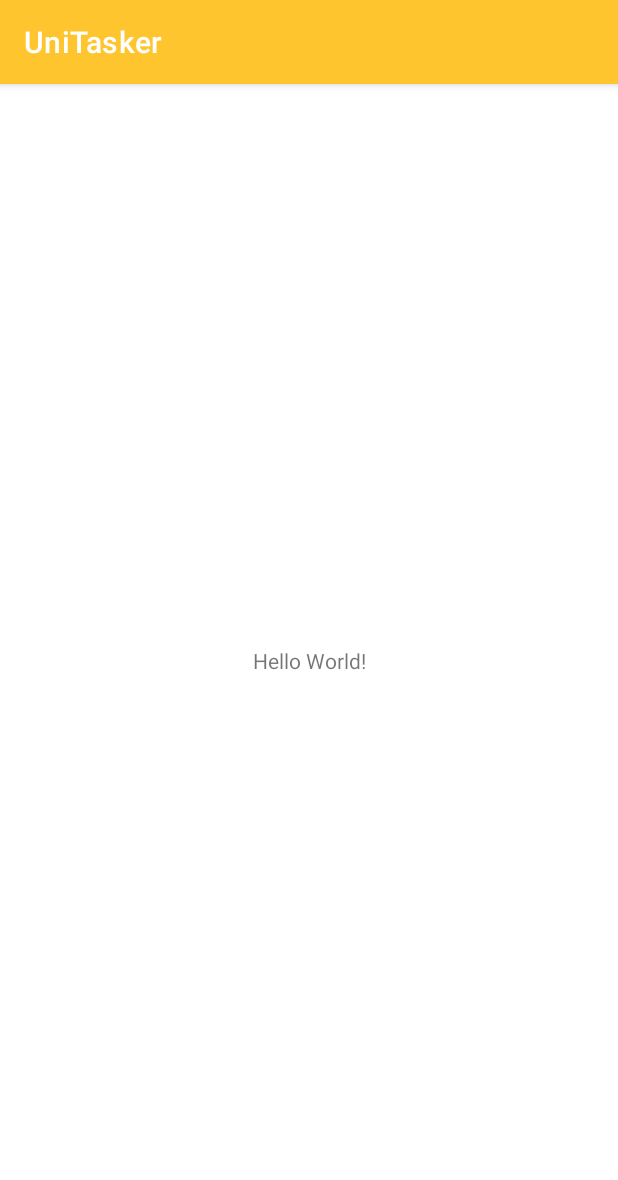
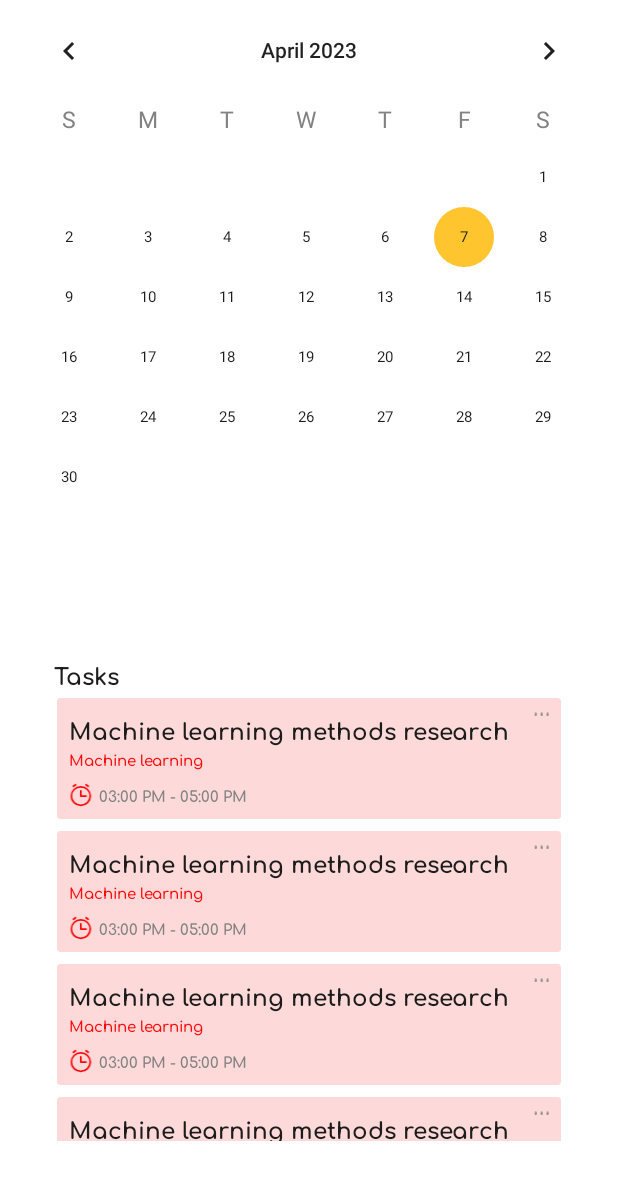
Before and after one commit to dfontalv20/UniTasker, an Android app: the screen it shows after launch (MainActivity), on a phone screen of 412 x 824 dp. Shown: the top 1180 px of the screen. Run offline under Robolectric (Android 15) with nearby library versions, the phone set to English and light mode, and no system bars.

Commit message:
feat: Added calendar view and task card component

```diff
--- /dev/null
+++ b/app/src/main/java/com/example/unitasker/TaskCard.kt
@@ -0,0 +1,19 @@
+package com.example.unitasker
+
+import android.content.Context
+import android.util.AttributeSet
+import android.view.LayoutInflater
+import android.widget.FrameLayout
+import androidx.annotation.StyleRes
+import androidx.cardview.widget.CardView
+
+class TaskCard @JvmOverloads constructor(
+    context: Context, attrs: AttributeSet? = null
+) :
+    CardView(context, attrs) {
+    init {
+        this.cardElevation = 0F
+        LayoutInflater.from(context)
+            .inflate(R.layout.task_card, this, true)
+    }
+}
--- /dev/null
+++ b/app/src/main/res/drawable/ic_more.xml
@@ -0,0 +1,27 @@
+<vector xmlns:android="http://schemas.android.com/apk/res/android"
+    android:width="24dp"
+    android:height="5dp"
+    android:viewportWidth="24"
+    android:viewportHeight="5">
+  <path
+      android:pathData="M21.761,3.581C22.198,3.581 22.552,3.227 22.552,2.79C22.552,2.354 22.198,2 21.761,2C21.325,2 20.971,2.354 20.971,2.79C20.971,3.227 21.325,3.581 21.761,3.581Z"
+      android:strokeLineJoin="round"
+      android:strokeWidth="2.37137"
+      android:fillColor="#000000"
+      android:strokeColor="#000000"
+      android:strokeLineCap="round"/>
+  <path
+      android:pathData="M12.276,3.581C12.712,3.581 13.066,3.227 13.066,2.79C13.066,2.354 12.712,2 12.276,2C11.839,2 11.486,2.354 11.486,2.79C11.486,3.227 11.839,3.581 12.276,3.581Z"
+      android:strokeLineJoin="round"
+      android:strokeWidth="2.37137"
+      android:fillColor="#000000"
+      android:strokeColor="#000000"
+      android:strokeLineCap="round"/>
+  <path
+      android:pathData="M2.79,3.581C3.227,3.581 3.581,3.227 3.581,2.79C3.581,2.354 3.227,2 2.79,2C2.354,2 2,2.354 2,2.79C2,3.227 2.354,3.581 2.79,3.581Z"
+      android:strokeLineJoin="round"
+      android:strokeWidth="2.37137"
+      android:fillColor="#000000"
+      android:strokeColor="#000000"
+      android:strokeLineCap="round"/>
+</vector>
--- a/app/src/main/res/layout/activity_main.xml
+++ b/app/src/main/res/layout/activity_main.xml
@@ -1,16 +1,71 @@
 <?xml version="1.0" encoding="utf-8"?>
-<androidx.constraintlayout.widget.ConstraintLayout xmlns:android="http://schemas.android.com/apk/res/android"
+<androidx.constraintlayout.widget.ConstraintLayout
+    xmlns:android="http://schemas.android.com/apk/res/android"
     xmlns:app="http://schemas.android.com/apk/res-auto"
     xmlns:tools="http://schemas.android.com/tools"
     android:layout_width="match_parent"
     android:layout_height="match_parent"
     tools:context=".MainActivity">
 
+
     <TextView
+        android:id="@+id/textView"
         android:layout_width="wrap_content"
         android:layout_height="wrap_content"
-        android:text="Hello World!"
+        android:layout_marginStart="36dp"
+        android:layout_marginBottom="4dp"
+        android:text="Tasks"
+        android:textAppearance="@style/heading"
+        app:layout_constraintBottom_toTopOf="@+id/scrollView2"
+        app:layout_constraintStart_toStartOf="parent" />
+
+    <ScrollView
+        android:id="@+id/scrollView2"
+        android:layout_width="336dp"
+        android:layout_height="295dp"
         app:layout_constraintBottom_toBottomOf="parent"
+        app:layout_constraintEnd_toEndOf="parent"
+        app:layout_constraintStart_toStartOf="parent"
+        app:layout_constraintTop_toTopOf="parent"
+        app:layout_constraintVertical_bias="0.88">
+
+        <LinearLayout
+            android:layout_width="match_parent"
+            android:layout_height="wrap_content"
+            android:orientation="vertical">
+
+            <com.example.unitasker.TaskCard
+                android:layout_width="match_parent"
+                android:layout_height="match_parent"
+                android:layout_marginBottom="8dp"/>
+
+            <com.example.unitasker.TaskCard
+                android:layout_width="match_parent"
+                android:layout_height="match_parent"
+                android:layout_marginBottom="8dp">
+
+            </com.example.unitasker.TaskCard>
+
+            <com.example.unitasker.TaskCard
+                android:layout_width="match_parent"
+                android:layout_height="match_parent"
+                android:layout_marginBottom="8dp">
+
+            </com.example.unitasker.TaskCard>
+
+            <com.example.unitasker.TaskCard
+                android:layout_width="match_parent"
+                android:layout_height="match_parent"
+                android:layout_marginBottom="8dp"/>
+        </LinearLayout>
+    </ScrollView>
+
+    <CalendarView
+        android:theme="@style/Theme.TasksCalendar"
+        android:weekDayTextAppearance="@style/Theme.UniTasker.TasksCalendar.WeekDayText"
+        android:dateTextAppearance="@style/Theme.UniTasker.TasksCalendar.DateText"
+        android:layout_width="0dp"
+        android:layout_height="wrap_content"
         app:layout_constraintEnd_toEndOf="parent"
         app:layout_constraintStart_toStartOf="parent"
         app:layout_constraintTop_toTopOf="parent" />
--- /dev/null
+++ b/app/src/main/res/layout/task_card.xml
@@ -0,0 +1,78 @@
+<androidx.cardview.widget.CardView
+    android:layout_width="match_parent"
+    xmlns:android="http://schemas.android.com/apk/res/android"
+    xmlns:card_view="http://schemas.android.com/apk/res-auto"
+    card_view:contentPadding="8dp"
+    card_view:cardUseCompatPadding="false"
+    android:layout_height="match_parent"
+    android:outlineProvider="none"
+    card_view:cardBackgroundColor="#FED9D9"
+    card_view:cardElevation="0dp"
+    card_view:cardMaxElevation="0dp"
+    >
+        <LinearLayout
+            android:layout_width="match_parent"
+            android:layout_height="wrap_content"
+            android:orientation="vertical">
+
+            <LinearLayout
+                android:layout_width="match_parent"
+                android:layout_height="wrap_content"
+                android:orientation="horizontal">
+
+                <LinearLayout
+                    android:layout_weight="1"
+                    android:layout_width="wrap_content"
+                    android:layout_height="wrap_content"
+                    android:layout_marginBottom="8dp"
+                    android:orientation="vertical">
+
+                    <TextView
+                        android:id="@+id/textView3"
+                        style="@style/heading"
+                        android:layout_width="wrap_content"
+                        android:layout_height="wrap_content"
+                        android:text="Machine learning methods research" />
+
+                    <TextView
+                        android:id="@+id/textView2"
+                        style="@style/label"
+                        android:layout_width="wrap_content"
+                        android:layout_height="wrap_content"
+                        android:text="Machine learning"
+                        android:textColor="#FE0A0A" />
+
+                </LinearLayout>
+
+                <ImageView
+                    android:layout_width="10dp"
+                    android:layout_height="wrap_content"
+                    android:src="@drawable/ic_more"
+                    card_view:tint="@color/secondary" />
+            </LinearLayout>
+
+            <LinearLayout
+                android:layout_width="match_parent"
+                android:layout_height="wrap_content"
+                android:orientation="horizontal">
+
+                <ImageView
+                    android:id="@+id/imageView"
+                    android:layout_width="35dp"
+                    android:layout_height="match_parent"
+                    android:layout_marginRight="4dp"
+                    android:layout_weight="1"
+                    card_view:srcCompat="@drawable/time"
+                    card_view:tint="#FE0A0A" />
+
+                <TextView
+                    android:id="@+id/textView4"
+                    style="@style/label"
+                    android:layout_width="match_parent"
+                    android:layout_height="wrap_content"
+                    android:layout_weight="1"
+                    android:text="03:00 PM - 05:00 PM" />
+            </LinearLayout>
+
+        </LinearLayout>
+    </androidx.cardview.widget.CardView>
--- a/app/src/main/res/values-night/themes.xml
+++ /dev/null
@@ -1,16 +0,0 @@
-<resources xmlns:tools="http://schemas.android.com/tools">
-    <!-- Base application theme. -->
-    <style name="Theme.UniTasker" parent="Theme.MaterialComponents.DayNight.DarkActionBar">
-        <!-- Primary brand color. -->
-        <item name="colorPrimary">@color/purple_200</item>
-        <item name="colorPrimaryVariant">@color/purple_700</item>
-        <item name="colorOnPrimary">@color/black</item>
-        <!-- Secondary brand color. -->
-        <item name="colorSecondary">@color/teal_200</item>
-        <item name="colorSecondaryVariant">@color/teal_200</item>
-        <item name="colorOnSecondary">@color/black</item>
-        <!-- Status bar color. -->
-        <item name="android:statusBarColor">?attr/colorPrimaryVariant</item>
-        <!-- Customize your theme here. -->
-    </style>
-</resources>
--- a/app/src/main/res/values/themes.xml
+++ b/app/src/main/res/values/themes.xml
@@ -1,10 +1,19 @@
-<resources xmlns:tools="http://schemas.android.com/tools">
-    <!-- Base application theme. -->
-    <style name="Theme.UniTasker" parent="Theme.MaterialComponents.DayNight.DarkActionBar">
+<resources>
+    <style name="Theme.UniTasker" parent="Theme.MaterialComponents.Light.NoActionBar">
         <item name="colorPrimary">@color/primary</item>
         <item name="colorSecondary">@color/secondary</item>
-        <item name="colorLight">@color/light</item>
-        <item name="colorBlack">@color/black</item>
         <item name="android:statusBarColor">?attr/colorPrimaryVariant</item>
     </style>
+    <style name="Theme.TasksCalendar" parent="Theme.MaterialComponents.Light">
+        <item name="colorSecondary">@color/primary</item>
+        <item name="android:textSize">20dp</item>
+        <item name="android:colorFocusedHighlight">@color/primary</item>
+    </style>
+
+    <style name="Theme.UniTasker.TasksCalendar.DateText" parent="@style/heading">
+        <item name="android:textSize">10dp</item>
+    </style>
+    <style name="Theme.UniTasker.TasksCalendar.WeekDayText" parent="@style/label">
+        <item name="android:textSize">15dp</item>
+    </style>
 </resources>
```
